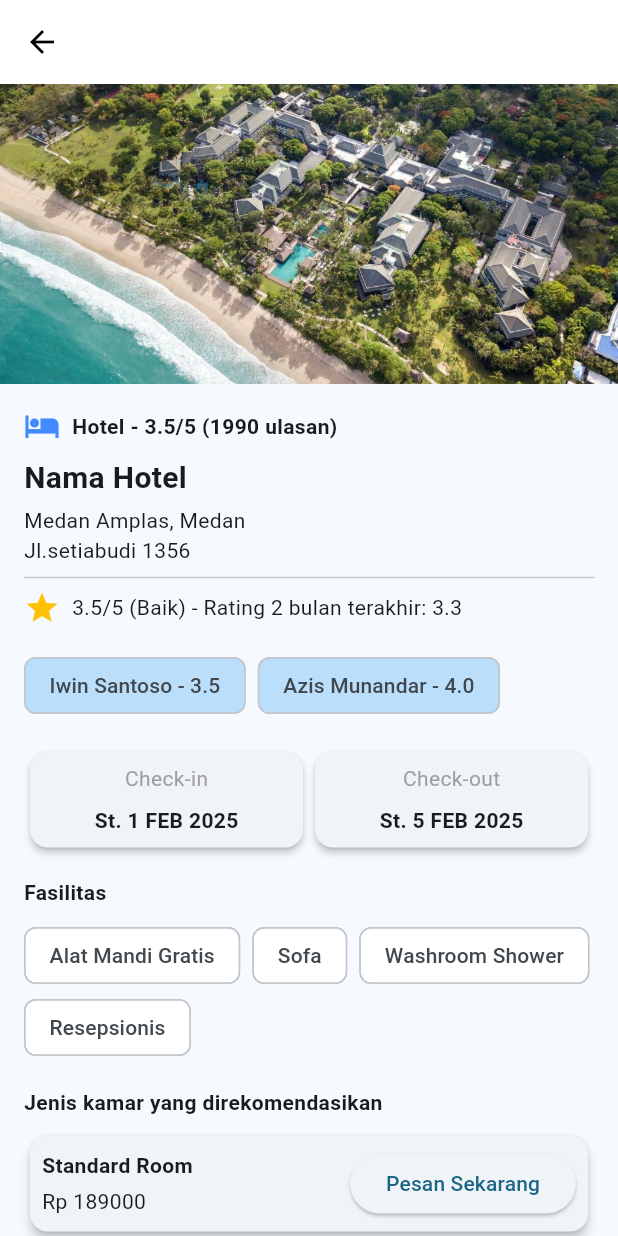
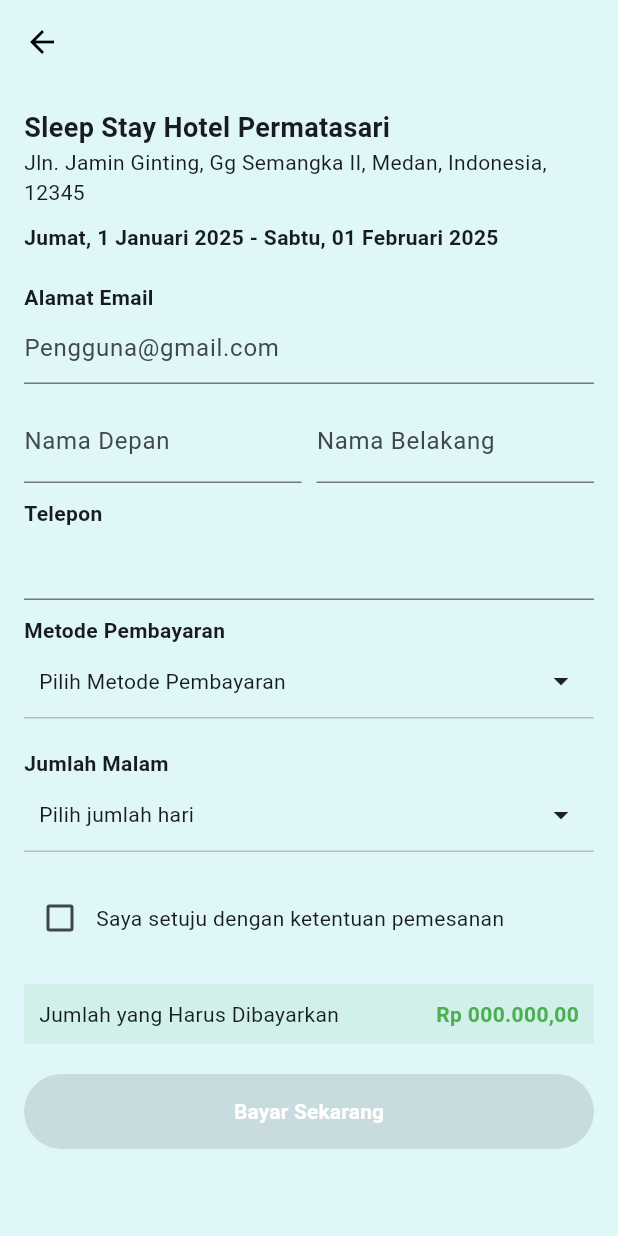
Before and after one commit to Lintang-G/flutter-project-1, a Flutter app: the HotelDesc screen opened directly, after a tap on "Pesan Sekarang", on a phone screen of 412 x 824 dp. Run offline on Flutter 3.47's test engine with Material 3 defaults, Android fonts, the phone set to English and light mode, and no system bars.

Commit message:
2/13/2025

```diff
--- /dev/null
+++ b/lib/booking.dart
@@ -0,0 +1,248 @@
+import 'package:flutter/material.dart';
+import 'payment.dart';
+import 'bank.dart';
+import 'day.dart';
+
+class BookingPage extends StatefulWidget {
+  const BookingPage({super.key});
+
+  @override
+  State<BookingPage> createState() => _BookingPageState();
+}
+
+class _BookingPageState extends State<BookingPage> {
+  bool isAgreed = false;
+  String selectedBank = "Pilih Metode Pembayaran";
+  String selectedDays = "Pilih jumlah hari";
+
+  final TextEditingController emailController = TextEditingController();
+  final TextEditingController firstNameController = TextEditingController();
+  final TextEditingController lastNameController = TextEditingController();
+  final TextEditingController phoneController = TextEditingController();
+  final String roomPrice = "000.000,00"; // Harga tetap
+
+  @override
+  Widget build(BuildContext context) {
+    return Scaffold(
+      backgroundColor: const Color(0xFFE0F7FA),
+      appBar: AppBar(
+        backgroundColor: Colors.transparent,
+        elevation: 0,
+        leading: IconButton(
+          icon: const Icon(Icons.arrow_back, color: Colors.black),
+          onPressed: () => Navigator.pop(context),
+        ),
+      ),
+      body: SingleChildScrollView(
+        padding: const EdgeInsets.all(16),
+        child: Column(
+          crossAxisAlignment: CrossAxisAlignment.start,
+          children: [
+            const Text(
+              "Sleep Stay Hotel Permatasari",
+              style: TextStyle(fontSize: 18, fontWeight: FontWeight.bold),
+            ),
+            const Text("Jln. Jamin Ginting, Gg Semangka II, Medan, Indonesia, 12345"),
+            const SizedBox(height: 10),
+            const Text(
+              "Jumat, 1 Januari 2025 - Sabtu, 01 Februari 2025",
+              style: TextStyle(fontWeight: FontWeight.bold),
+            ),
+            const SizedBox(height: 20),
+
+            // Input Data Pengguna
+            const Text("Alamat Email", style: TextStyle(fontWeight: FontWeight.bold)),
+            TextField(
+              controller: emailController,
+              decoration: const InputDecoration(
+                hintText: "Pengguna@gmail.com",
+                border: UnderlineInputBorder(),
+              ),
+            ),
+            const SizedBox(height: 10),
+
+            Row(
+              children: [
+                Expanded(
+                  child: TextField(
+                    controller: firstNameController,
+                    decoration: const InputDecoration(
+                      labelText: "Nama Depan",
+                      border: UnderlineInputBorder(),
+                    ),
+                  ),
+                ),
+                const SizedBox(width: 10),
+                Expanded(
+                  child: TextField(
+                    controller: lastNameController,
+                    decoration: const InputDecoration(
+                      labelText: "Nama Belakang",
+                      border: UnderlineInputBorder(),
+                    ),
+                  ),
+                ),
+              ],
+            ),
+            const SizedBox(height: 10),
+
+            const Text("Telepon", style: TextStyle(fontWeight: FontWeight.bold)),
+            TextField(
+              controller: phoneController,
+              decoration: const InputDecoration(
+                border: UnderlineInputBorder(),
+              ),
+              keyboardType: TextInputType.phone,
+            ),
+            const SizedBox(height: 10),
+
+            // Pemilihan Metode Pembayaran
+            const Text("Metode Pembayaran", style: TextStyle(fontWeight: FontWeight.bold)),
+            GestureDetector(
+              onTap: () async {
+                final result = await Navigator.push(
+                  context,
+                  MaterialPageRoute(builder: (context) => const BankSelectionPage()),
+                );
+                if (result != null) {
+                  setState(() {
+                    selectedBank = result;
+                  });
+                }
+              },
+              child: Container(
+                padding: const EdgeInsets.symmetric(vertical: 12, horizontal: 10),
+                decoration: BoxDecoration(
+                  border: Border(bottom: BorderSide(color: Colors.grey.shade400)),
+                ),
+                child: Row(
+                  mainAxisAlignment: MainAxisAlignment.spaceBetween,
+                  children: [
+                    Text(selectedBank),
+                    const Icon(Icons.arrow_drop_down),
+                  ],
+                ),
+              ),
+            ),
+
+            const SizedBox(height: 20),
+
+            // Pemilihan Hari Menginap
+            const Text("Jumlah Malam", style: TextStyle(fontWeight: FontWeight.bold)),
+            GestureDetector(
+              onTap: () async {
+                final result = await Navigator.push(
+                  context,
+                  MaterialPageRoute(builder: (context) => const DaySelectionPage()),
+                );
+                if (result != null) {
+                  setState(() {
+                    selectedDays = result;
+                  });
+                }
+              },
+              child: Container(
+                padding: const EdgeInsets.symmetric(vertical: 12, horizontal: 10),
+                decoration: BoxDecoration(
+                  border: Border(bottom: BorderSide(color: Colors.grey.shade400)),
+                ),
+                child: Row(
+                  mainAxisAlignment: MainAxisAlignment.spaceBetween,
+                  children: [
+                    Text(selectedDays),
+                    const Icon(Icons.arrow_drop_down),
+                  ],
+                ),
+              ),
+            ),
+            const SizedBox(height: 20),
+
+            Row(
+              children: [
+                Checkbox(
+                  value: isAgreed,
+                  onChanged: (value) {
+                    setState(() {
+                      isAgreed = value!;
+                    });
+                  },
+                ),
+                const Expanded(
+                  child: Text("Saya setuju dengan ketentuan pemesanan"),
+                ),
+              ],
+            ),
+            const SizedBox(height: 20),
+
+            Container(
+              padding: const EdgeInsets.all(10),
+              color: Colors.green.withOpacity(0.1),
+              child: Row(
+                mainAxisAlignment: MainAxisAlignment.spaceBetween,
+                children: [
+                  const Text("Jumlah yang Harus Dibayarkan"),
+                  Text(
+                    "Rp $roomPrice",
+                    style: const TextStyle(color: Colors.green, fontWeight: FontWeight.bold),
+                  ),
+                ],
+              ),
+            ),
+            const SizedBox(height: 20),
+
+            // Tombol Pembayaran
+            SizedBox(
+              width: double.infinity,
+              child: ElevatedButton(
+                onPressed: isAgreed
+                    ? () {
+                  if (selectedBank == "Pilih Metode Pembayaran") {
+                    ScaffoldMessenger.of(context).showSnackBar(
+                      const SnackBar(
+                        content: Text("Pilih metode pembayaran terlebih dahulu"),
+                        backgroundColor: Colors.red,
+                      ),
+                    );
+                    return;
+                  }
+
+                  if (selectedDays == "Pilih jumlah hari") {
+                    ScaffoldMessenger.of(context).showSnackBar(
+                      const SnackBar(
+                        content: Text("Pilih jumlah malam menginap"),
+                        backgroundColor: Colors.red,
+                      ),
+                    );
+                    return;
+                  }
+
+                  Navigator.push(
+                    context,
+                    MaterialPageRoute(
+                      builder: (context) => PaymentLoadingPage(
+                        email: emailController.text,
+                        firstName: firstNameController.text,
+                        lastName: lastNameController.text,
+                        phone: phoneController.text,
+                        amount: roomPrice,
+                      ),
+                    ),
+                  );
+                }
+                    : null,
+                style: ElevatedButton.styleFrom(
+                  backgroundColor: isAgreed ? Colors.red : Colors.grey,
+                  padding: const EdgeInsets.symmetric(vertical: 15),
+                ),
+                child: const Text(
+                  "Bayar Sekarang",
+                  style: TextStyle(color: Colors.white, fontWeight: FontWeight.bold),
+                ),
+              ),
+            ),
+          ],
+        ),
+      ),
+    );
+  }
+}
--- a/lib/hoteldescription.dart
+++ b/lib/hoteldescription.dart
@@ -1,4 +1,5 @@
 import 'package:flutter/material.dart';
+import 'booking.dart';
 import 'Offers.dart';
 
 class HotelDesc extends StatelessWidget {
@@ -22,15 +23,12 @@ class HotelDesc extends StatelessWidget {
         child: Column(
           crossAxisAlignment: CrossAxisAlignment.start,
           children: [
-            // Single Image Header
             Image.asset(
               'assets/intercontinental.jpg',
               height: 200,
               width: MediaQuery.of(context).size.width,
               fit: BoxFit.cover,
             ),
-
-            // Hotel Info
             Padding(
               padding: const EdgeInsets.all(16.0),
               child: Column(
@@ -55,27 +53,7 @@ class HotelDesc extends StatelessWidget {
                   Text("Medan Amplas, Medan"),
                   Text("Jl.setiabudi 1356"),
                   Divider(),
-                  Row(
-                    children: [
-                      Icon(Icons.star, color: Colors.amber),
-                      SizedBox(width: 8),
-                      Text("3.5/5 (Baik) - Rating 2 bulan terakhir: 3.3")
-                    ],
-                  ),
-                  SizedBox(height: 16),
-                  Row(
-                    children: [
-                      _buildReviewChip("Iwin Santoso", 3.5),
-                      SizedBox(width: 8),
-                      _buildReviewChip("Azis Munandar", 4.0),
-                    ],
-                  ),
-                  SizedBox(height: 16),
-                  _buildDateSelector(),
-                  SizedBox(height: 16),
-                  _buildFacilitiesSection(),
-                  SizedBox(height: 16),
-                  _buildRoomOptions(),
+                  _buildRoomOptions(context), // ✅ Pass context
                   SizedBox(height: 16),
                   _buildPolicySection(),
                 ],
@@ -87,84 +65,19 @@ class HotelDesc extends StatelessWidget {
     );
   }
 
-  Widget _buildReviewChip(String reviewer, double rating) {
-    return Chip(
-      label: Text("$reviewer - $rating"),
-      backgroundColor: Colors.blue[100],
-    );
-  }
-
-  Widget _buildDateSelector() {
-    return Row(
-      mainAxisAlignment: MainAxisAlignment.spaceBetween,
-      children: [
-        _buildDateCard("Check-in", "St. 1 FEB 2025"),
-        _buildDateCard("Check-out", "St. 5 FEB 2025"),
-      ],
-    );
-  }
-
-  Widget _buildDateCard(String title, String date) {
-    return Expanded(
-      child: Card(
-        elevation: 2,
-        child: Padding(
-          padding: const EdgeInsets.all(8.0),
-          child: Column(
-            children: [
-              Text(title, style: TextStyle(color: Colors.grey)),
-              SizedBox(height: 8),
-              Text(date, style: TextStyle(fontWeight: FontWeight.bold)),
-            ],
-          ),
-        ),
-      ),
-    );
-  }
-
-  Widget _buildFacilitiesSection() {
-    return Column(
-      crossAxisAlignment: CrossAxisAlignment.start,
-      children: [
-        Text("Fasilitas", style: TextStyle(fontWeight: FontWeight.bold)),
-        SizedBox(height: 8),
-        Wrap(
-          spacing: 8,
-          children: [
-            _buildFacilityChip("Alat Mandi Gratis"),
-            _buildFacilityChip("Sofa"),
-            _buildFacilityChip("Washroom Shower"),
-            _buildFacilityChip("Resepsionis"),
-          ],
-        )
-      ],
-    );
-  }
-
-  Widget _buildFacilityChip(String facility) {
-    return Chip(
-      label: Text(facility),
-      backgroundColor: Colors.white,
-      shape: RoundedRectangleBorder(
-        borderRadius: BorderRadius.circular(8),
-      ),
-      elevation: 0, // Remove shadow (border-like effect)
-    );
-  }
-
-  Widget _buildRoomOptions() {
+  Widget _buildRoomOptions(BuildContext context) { // ✅ Add context parameter
     return Column(
       crossAxisAlignment: CrossAxisAlignment.start,
       children: [
         Text("Jenis kamar yang direkomendasikan", style: TextStyle(fontWeight: FontWeight.bold)),
         SizedBox(height: 8),
-        _buildRoomCard("Standard Room", 189000),
-        _buildRoomCard("Deluxe Room", 289000),
+        _buildRoomCard(context, "Standard Room", 189000), // ✅ Pass context
+        _buildRoomCard(context, "Deluxe Room", 289000),   // ✅ Pass context
       ],
     );
   }
 
-  Widget _buildRoomCard(String roomName, int price) {
+  Widget _buildRoomCard(BuildContext context, String roomName, int price) {
     return Card(
       elevation: 3,
       child: Padding(
@@ -177,13 +90,18 @@ class HotelDesc extends StatelessWidget {
               children: [
                 Text(roomName, style: TextStyle(fontWeight: FontWeight.bold)),
                 SizedBox(height: 4),
-                Text("Rp $price")
+                Text("Rp $price"),
               ],
             ),
             ElevatedButton(
-              onPressed: () {},
+              onPressed: () {
+                Navigator.push(
+                  context, // ✅ Use the context parameter
+                  MaterialPageRoute(builder: (context) => BookingPage()),
+                );
+              },
               child: Text("Pesan Sekarang"),
-            )
+            ),
           ],
         ),
       ),
```
Also changed, not shown: lib/bank.dart (added, +45 -0 lines), lib/day.dart (added, +31 -0 lines), lib/payment.dart (added, +72 -0 lines), lib/paymentSuccess.dart (added, +63 -0 lines), lib/receipt.dart (added, +95 -0 lines).
